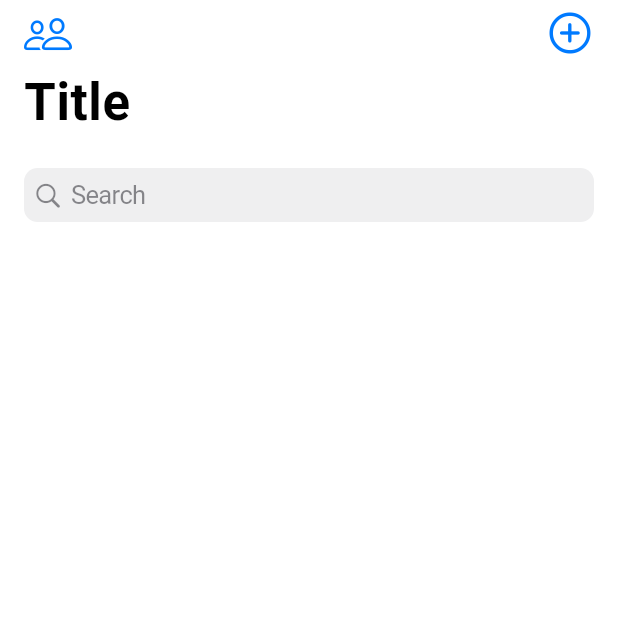
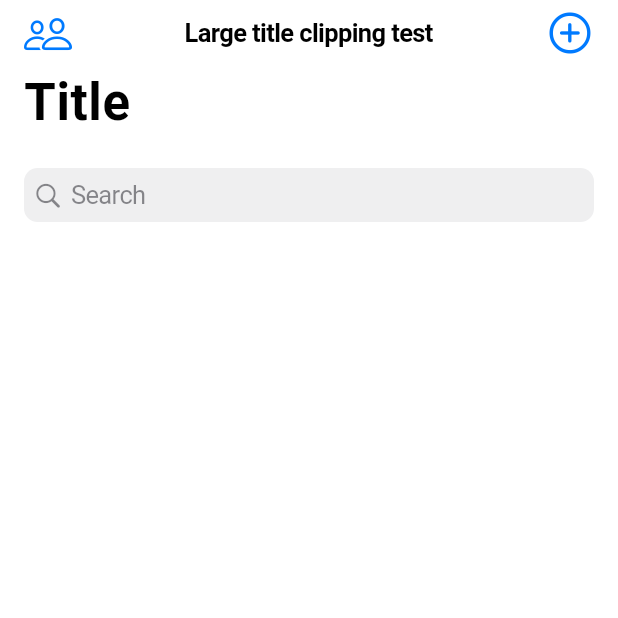
Before and after one commit to ivirtex/cupertino_sliver_nav_bar_example, a Flutter app: the screen it shows after launch, on a phone screen of 412 x 824 dp, the top half of it. Run offline on Flutter 3.47's test engine with Material 2 defaults, Android fonts, the phone set to English and light mode, and no system bars.

Commit message:
Update example

```diff
--- a/lib/main.dart
+++ b/lib/main.dart
@@ -25,6 +25,7 @@ class _MyAppState extends State<MyApp> {
           slivers: [
             CupertinoSliverNavigationBar(
               leading: const Icon(CupertinoIcons.person_2),
+              middle: const Text('Large title clipping test'),
               largeTitle: Text(title),
               trailing: const Icon(CupertinoIcons.add_circled),
               stretch: true,
--- a/pubspec.yaml
+++ b/pubspec.yaml
@@ -3,7 +3,7 @@ description: A new Flutter project.
 
 # The following line prevents the package from being accidentally published to
 # pub.dev using `flutter pub publish`. This is preferred for private packages.
-publish_to: 'none' # Remove this line if you wish to publish to pub.dev
+publish_to: "none" # Remove this line if you wish to publish to pub.dev
 
 # The following defines the version and build number for your application.
 # A version number is three numbers separated by dots, like 1.2.43
@@ -20,7 +20,7 @@ publish_to: 'none' # Remove this line if you wish to publish to pub.dev
 version: 1.0.0+1
 
 environment:
-  sdk: '>=2.19.0-120.0.dev <3.0.0'
+  sdk: ">=2.19.0-119.0.dev <3.0.0"
 
 # Dependencies specify other packages that your package needs in order to work.
 # To automatically upgrade your package dependencies to the latest versions
@@ -31,7 +31,6 @@ environment:
 dependencies:
   flutter:
     sdk: flutter
-
 
   # The following adds the Cupertino Icons font to your application.
   # Use with the CupertinoIcons class for iOS style icons.
@@ -53,7 +52,6 @@ dev_dependencies:
 
 # The following section is specific to Flutter packages.
 flutter:
-
   # The following line ensures that the Material Icons font is
   # included with your application, so that you can use the icons in
   # the material Icons class.
```
Also changed, not shown: pubspec.lock.
